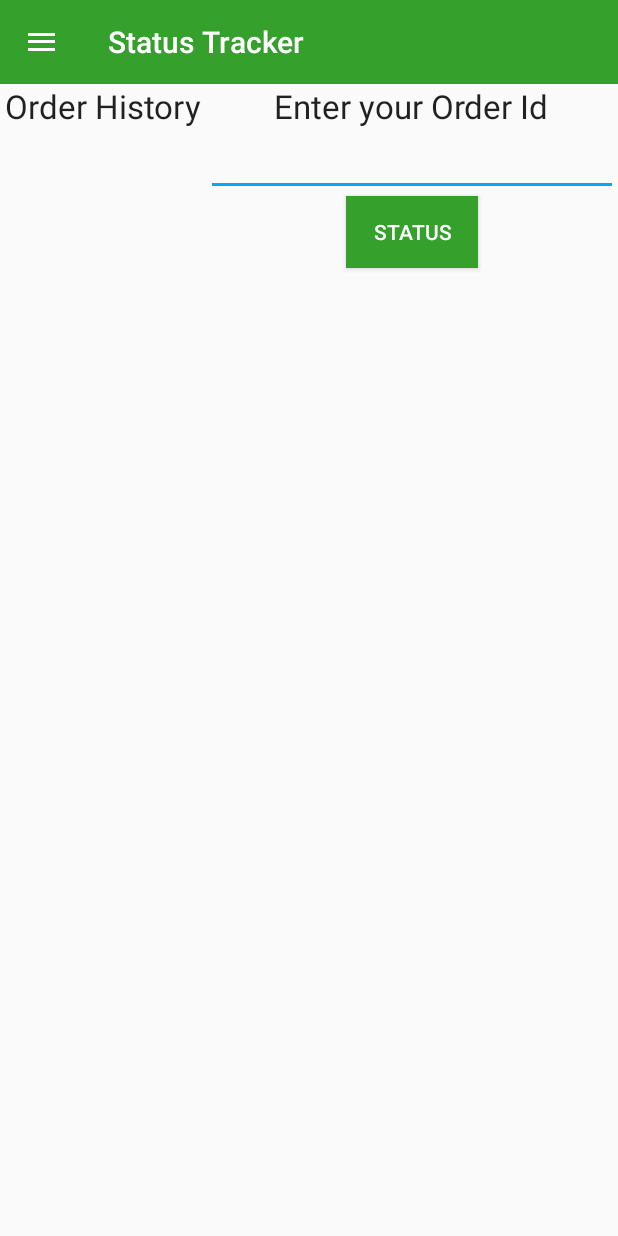
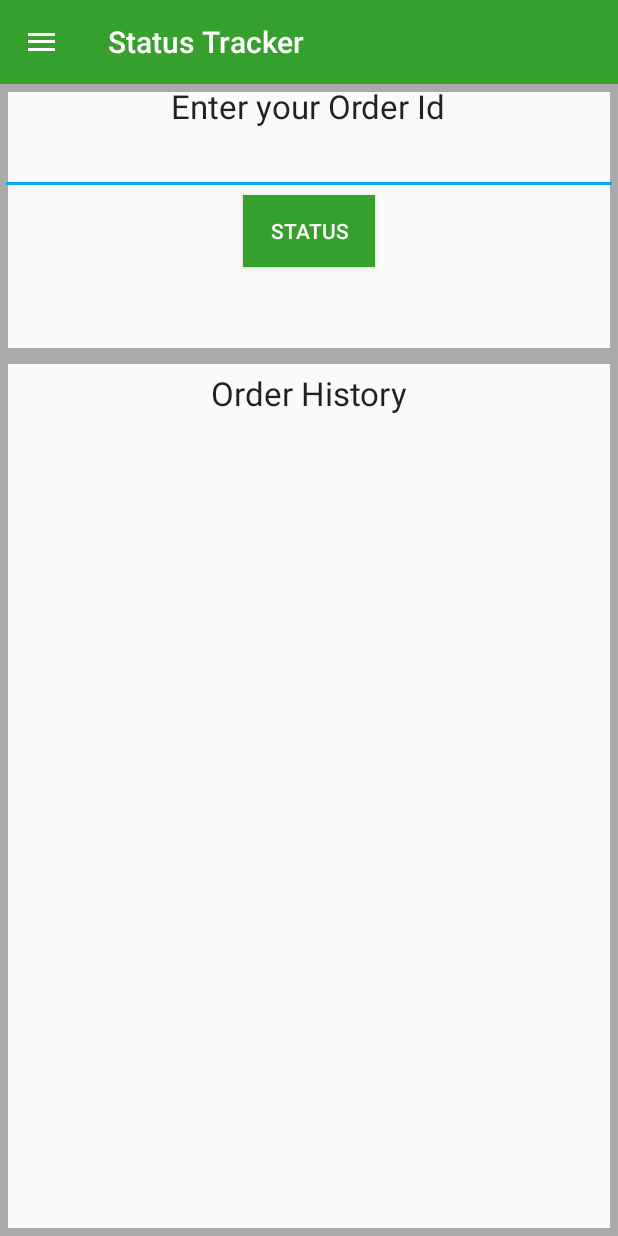
Before and after one commit to dayasudhan/bhoomika, an Android app: the screen it shows after launch (MainActivity), in the side drawer, after a tap on "Order Status", on a phone screen of 412 x 824 dp. Run offline under Robolectric (Android 15) with nearby library versions, the phone set to English and light mode, and no system bars.

Commit message:
restructuring status orderlayout

```diff
--- a/app/src/main/java/khaanavali/customer/StatusTrackerFragment.java
+++ b/app/src/main/java/khaanavali/customer/StatusTrackerFragment.java
@@ -43,8 +43,6 @@ import android.widget.EditText;
 import android.widget.ListView;
 import android.widget.TextView;
 import android.widget.Toast;
-
-import com.google.gson.Gson;
 
 import org.apache.http.HttpEntity;
 import org.apache.http.HttpResponse;
@@ -103,7 +101,7 @@ public class StatusTrackerFragment extends Fragment {
                 }
             }
         });
-        List<String> orderList = session.getOrderIdList();
+        final List<String> orderList = session.getOrderIdList();
         if(orderList != null) {
             listView = (ListView) v.findViewById(R.id.listView_status);
             ArrayAdapter<String> adapter = new ArrayAdapter<String>(getActivity().getApplicationContext(),
@@ -113,17 +111,7 @@ public class StatusTrackerFragment extends Fragment {
             listView.setOnItemClickListener(new AdapterView.OnItemClickListener() {
                 @Override
                 public void onItemClick(AdapterView<?> parent, View view, int position, long id) {
-//                if(orderList.get(position).getIsOpen() !=0) {
-//                    Intent i = new Intent(getActivity(), ProductDetailViewActivity.class);
-//                    Gson gson = new Gson();
-//                    String hotel = gson.toJson(hotellist.get(position));
-//                    i.putExtra("hotel", hotel);
-//                    startActivity(i);
-//                }
-//                else
-//                {
-//                    Toast.makeText(getActivity().getApplicationContext(), "Today this hotel Closed. Kindly try other Hotel near by you", Toast.LENGTH_LONG).show();
-//                }
+                    ed.setText(orderList.get(position));
                 }
             });
         }
--- a/app/src/main/res/layout/statuslist_layout.xml
+++ b/app/src/main/res/layout/statuslist_layout.xml
@@ -3,38 +3,16 @@
     android:orientation="vertical" android:layout_width="match_parent"
     android:layout_height="match_parent">
 
-    <LinearLayout
-        android:orientation="horizontal"
+
+    <RelativeLayout
         android:layout_width="match_parent"
-        android:layout_height="match_parent"
-        android:layout_alignParentEnd="true">
-
-        <LinearLayout
-            android:orientation="vertical"
-            android:layout_width="wrap_content"
-            android:layout_height="match_parent">
-
-            <TextView
-                style="@android:style/TextAppearance.Large"
-                android:layout_width="wrap_content"
-                android:layout_height="wrap_content"
-                android:text="Order History"
-                android:layout_gravity="center_horizontal"
-                android:id="@+id/textView3" />
-
-            <ListView
-                android:layout_width="137dp"
-                android:layout_height="wrap_content"
-                android:id="@+id/listView_status"
-                android:layout_marginTop="5dp"
-                android:divider="#F7F7F7"
-                android:dividerHeight="5dp"
-                />
-
-        </LinearLayout>
+        android:layout_height="wrap_content"
+        android:background="@drawable/my_custom_background"
+        android:id="@+id/first_layout"
+        >
         <LinearLayout xmlns:android="http://schemas.android.com/apk/res/android"
             android:orientation="vertical" android:layout_width="match_parent"
-            android:layout_height="match_parent">
+            android:layout_height="wrap_content">
 
 
             <TextView
@@ -49,6 +27,7 @@
                 android:layout_height="wrap_content"
                 android:id="@+id/editText"
                 android:singleLine="true"
+                android:padding="10dp"
                 android:layout_gravity="center_vertical|right" />
 
             <Button
@@ -70,20 +49,50 @@
                 android:orientation="vertical"
                 android:layout_width="match_parent"
                 android:layout_height="wrap_content"
+                android:padding="10dip"
                 android:layout_gravity="right">
 
                 <TextView
-                    style="@android:style/TextAppearance.Large"
+                    style="@android:style/TextAppearance.Small"
                     android:layout_width="wrap_content"
                     android:layout_height="wrap_content"
                     android:id="@+id/statusText"
+                    android:padding="10dip"
                     android:text="" />
 
             </LinearLayout>
+        </LinearLayout>
+        </RelativeLayout>
+    <RelativeLayout
+        android:layout_width="match_parent"
+        android:layout_height="wrap_content"
+        android:background="@drawable/my_custom_background"
+        android:id="@+id/second_layout"
+        android:layout_below="@id/first_layout"
+        android:padding="10dip"
+        >
+        <LinearLayout
+            android:orientation="vertical"
+            android:layout_width="wrap_content"
+            android:layout_height="match_parent">
 
+            <TextView
+                style="@android:style/TextAppearance.Large"
+                android:layout_width="wrap_content"
+                android:layout_height="wrap_content"
+                android:text="Order History"
+                android:layout_gravity="center_horizontal"
+                android:id="@+id/textView3" />
 
+            <ListView
+                android:layout_width="wrap_content"
+                android:layout_height="wrap_content"
+                android:id="@+id/listView_status"
+                android:layout_marginTop="5dp"
+                android:divider="#F7F7F7"
+                android:dividerHeight="5dp"
+                />
 
         </LinearLayout>
-    </LinearLayout>
-
+    </RelativeLayout>
 </RelativeLayout>
```
